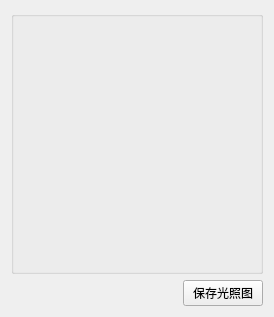
Before: the Qt Designer form illuMap.ui in aeinrw/LIME, drawn with Qt 5.
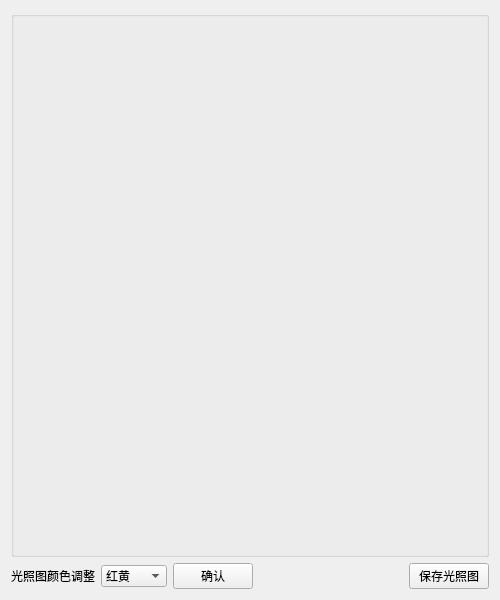
After: the same form once the commit is applied. Icons and pictures are not drawn.

Commit message: 增加了多种颜色光照图显示

Patch:
```diff
--- a/illuMap.ui
+++ b/illuMap.ui
@@ -6,10 +6,16 @@
    <rect>
     <x>0</x>
     <y>0</y>
-    <width>274</width>
-    <height>317</height>
+    <width>500</width>
+    <height>600</height>
    </rect>
   </property>
+  <property name="minimumSize">
+   <size>
+    <width>500</width>
+    <height>600</height>
+   </size>
+  </property>
   <property name="windowTitle">
    <string>光照图</string>
   </property>
@@ -27,6 +33,54 @@
    </item>
    <item>
     <layout class="QHBoxLayout" name="horizontalLayout">
+     <item>
+      <widget class="QLabel" name="label">
+       <property name="text">
+        <string>光照图颜色调整</string>
+       </property>
+      </widget>
+     </item>
+     <item>
+      <widget class="QComboBox" name="colorComboBox">
+       <item>
+        <property name="text">
+         <string>红黄</string>
+        </property>
+       </item>
+       <item>
+        <property name="text">
+         <string>灰色</string>
+        </property>
+       </item>
+       <item>
+        <property name="text">
+         <string>红粉</string>
+        </property>
+       </item>
+       <item>
+        <property name="text">
+         <string>蓝绿</string>
+        </property>
+       </item>
+       <item>
+        <property name="text">
+         <string>黄绿蓝</string>
+        </property>
+       </item>
+       <item>
+        <property name="text">
+         <string>粉蓝</string>
+        </property>
+       </item>
+      </widget>
+     </item>
+     <item>
+      <widget class="QPushButton" name="confirmBtn">
+       <property name="text">
+        <string>确认</string>
+       </property>
+      </widget>
+     </item>
      <item>
       <spacer name="horizontalSpacer">
        <property name="orientation">
```
The commit also changes 4 other files.
